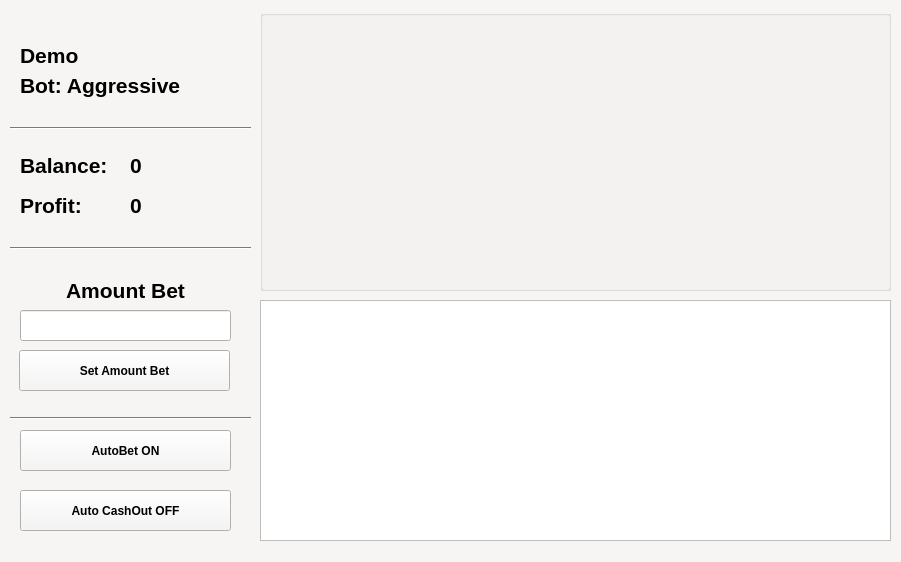
Old version of the form apps/gui/resources/ui/console.ui in the repository bikerlfh/crashbot.
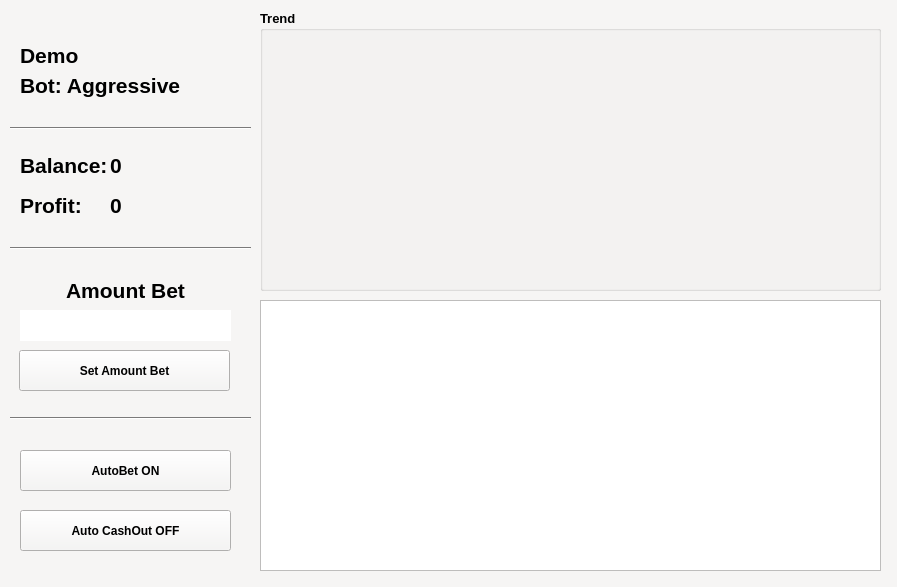
New version of the form.

```diff
--- a/apps/gui/resources/ui/console.ui
+++ b/apps/gui/resources/ui/console.ui
@@ -6,14 +6,14 @@
    <rect>
     <x>0</x>
     <y>0</y>
-    <width>901</width>
-    <height>562</height>
+    <width>897</width>
+    <height>587</height>
    </rect>
   </property>
   <property name="minimumSize">
    <size>
     <width>897</width>
-    <height>557</height>
+    <height>587</height>
    </size>
   </property>
   <property name="maximumSize">
@@ -495,7 +495,7 @@
    <property name="geometry">
     <rect>
      <x>20</x>
-     <y>430</y>
+     <y>450</y>
      <width>211</width>
      <height>41</height>
     </rect>
@@ -559,9 +559,9 @@
   <widget class="QLabel" name="lbl_balance">
    <property name="geometry">
     <rect>
-     <x>130</x>
+     <x>110</x>
      <y>150</y>
-     <width>111</width>
+     <width>141</width>
      <height>30</height>
     </rect>
    </property>
@@ -578,9 +578,9 @@
   <widget class="QLabel" name="lbl_profit">
    <property name="geometry">
     <rect>
-     <x>130</x>
+     <x>110</x>
      <y>190</y>
-     <width>111</width>
+     <width>141</width>
      <height>30</height>
     </rect>
    </property>
@@ -619,7 +619,7 @@
     <rect>
      <x>20</x>
      <y>40</y>
-     <width>221</width>
+     <width>231</width>
      <height>30</height>
     </rect>
    </property>
@@ -638,7 +638,7 @@
     <rect>
      <x>20</x>
      <y>70</y>
-     <width>221</width>
+     <width>231</width>
      <height>30</height>
     </rect>
    </property>
@@ -664,6 +664,9 @@
    <property name="inputMethodHints">
     <set>Qt::ImhPreferNumbers</set>
    </property>
+   <property name="frame">
+    <bool>false</bool>
+   </property>
   </widget>
   <widget class="Line" name="line">
    <property name="geometry">
@@ -709,10 +712,16 @@
     <rect>
      <x>260</x>
      <y>10</y>
-     <width>631</width>
+     <width>621</width>
      <height>281</height>
     </rect>
    </property>
+   <property name="font">
+    <font>
+     <pointsize>10</pointsize>
+     <bold>true</bold>
+    </font>
+   </property>
    <property name="tabletTracking">
     <bool>false</bool>
    </property>
@@ -726,7 +735,7 @@
     <bool>false</bool>
    </property>
    <property name="title">
-    <string/>
+    <string>Trend</string>
    </property>
    <property name="flat">
     <bool>false</bool>
@@ -740,8 +749,8 @@
     <rect>
      <x>260</x>
      <y>300</y>
-     <width>631</width>
-     <height>241</height>
+     <width>621</width>
+     <height>271</height>
     </rect>
    </property>
   </widget>
@@ -749,7 +758,7 @@
    <property name="geometry">
     <rect>
      <x>20</x>
-     <y>490</y>
+     <y>510</y>
      <width>211</width>
      <height>41</height>
     </rect>
```
Left out of the diff: 6 changed lines with no effect on the pictures.
